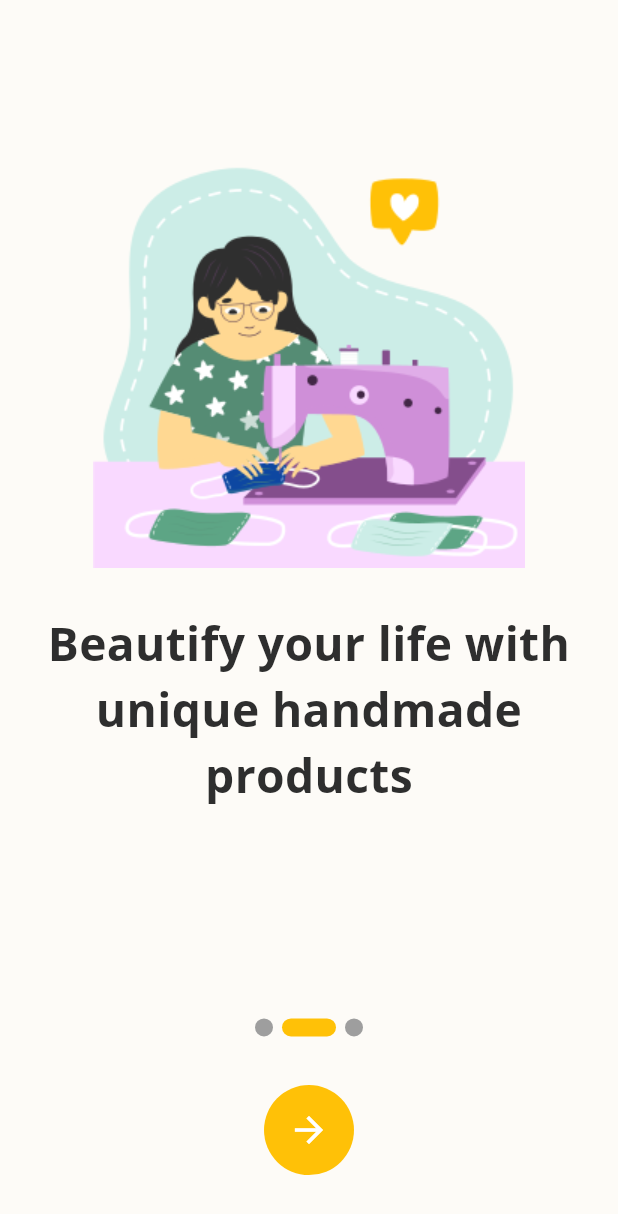
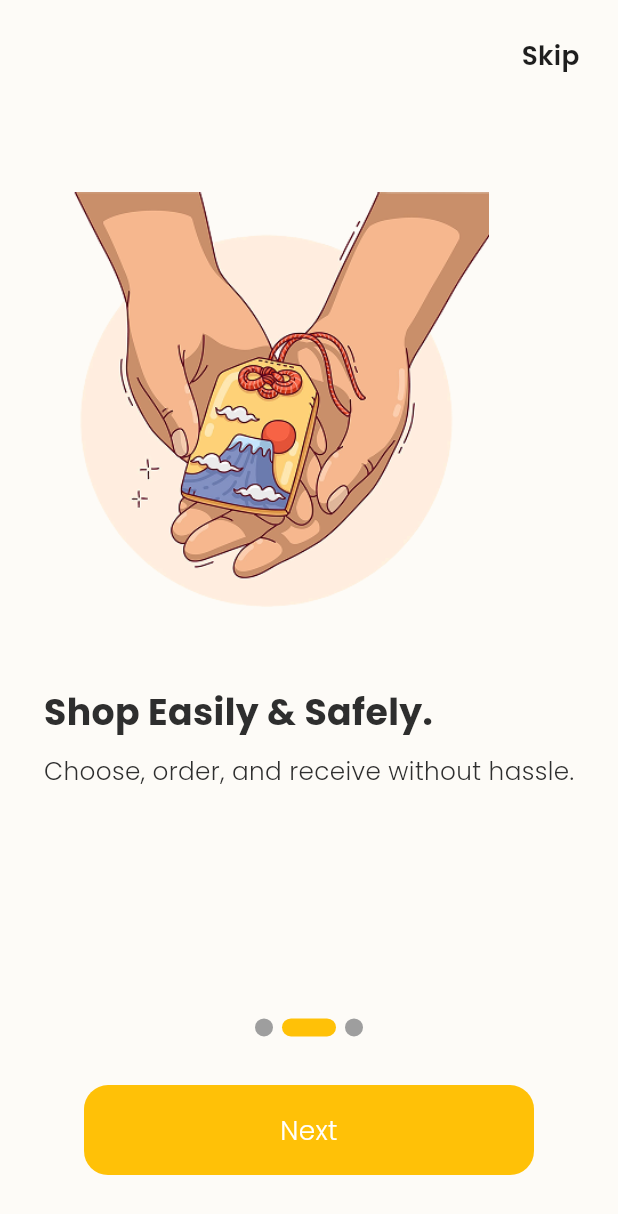
Before and after one commit to waleedadel222/Anamel, a Flutter app: the screen it shows after launch, swiped to page 2, on a phone screen of 412 x 824 dp. Shown: the top 1214 px of the screen. Run offline on Flutter 3.47's test engine with Material 3 defaults, Android fonts, the phone set to English and light mode, and no system bars; drawn by our look-alikes of smooth_page_indicator; our stand-ins replace cloud_firestore, equatable, firebase_auth, firebase_core, flutter_bloc, flutter_screenutil and 5 more; accounts and stored records are empty.

```diff
--- a/lib/core/const/app_assets_path.dart
+++ b/lib/core/const/app_assets_path.dart
@@ -11,4 +11,5 @@ class AppAssetsPath {
   static String passwordLockIcon = "assets/icons/password_ic.svg";
   static String passwordOpenEyeIcon = "assets/icons/eye_open_ic.svg";
   static String passwordCloseEyeIcon = "assets/icons/eye_close_ic.svg";
+  static String splashLogo = "assets/lotties/lottie_splash.json";
 }
--- a/lib/core/routes/app_routing.dart
+++ b/lib/core/routes/app_routing.dart
@@ -1,5 +1,5 @@
 class AppRouting {
-  static const String splash = "/splash_screen";
+  // static const String splash = "/splash_screen";
   static const String login = '/login';
   static const String register = '/register';
   static const String otpVerification = '/otp_verification';
--- a/lib/core/routes/go_router_generator.dart
+++ b/lib/core/routes/go_router_generator.dart
@@ -1,9 +1,9 @@
 import 'package:anamel/screens/auth/presentation/create_new_password.dart';
 import 'package:anamel/screens/onboarding_screen.dart';
 import 'package:anamel/screens/profile/profile_screen.dart';
-import 'package:anamel/screens/splash_screen.dart';
 import 'package:flutter/material.dart';
 import 'package:go_router/go_router.dart';
+
 import '../../screens/auth/presentation/forget_password_screen.dart';
 import '../../screens/auth/presentation/login/login_screen.dart';
 import '../../screens/auth/presentation/opt_verify.dart';
@@ -12,18 +12,19 @@ import '../../screens/settings/app_settings_screen.dart';
 import 'app_routing.dart';
 
 class GoRouterGenerator {
-  static GoRouter mainRouter = GoRouter(
-    initialLocation: AppRouting.splash,
+  static GoRouter generateRouter(String initialRoute) {
+    return GoRouter(
+      initialLocation: initialRoute,
       errorBuilder: (context, state) => Scaffold(
         body: Center(child: Text("This route doesn't exist ${state.error}")),
       ),
       routes: [
         // splash screen
-      GoRoute(
-        name: AppRouting.splash,
-        path: AppRouting.splash,
-        builder: (context, state) => const SplashScreen(),
-      ),
+        // GoRoute(
+        //   name: AppRouting.splash,
+        //   path: AppRouting.splash,
+        //   builder: (context, state) => const SplashScreen(),
+        // ),
 
         // onboarding screen
         GoRoute(
@@ -71,7 +72,7 @@ class GoRouterGenerator {
         GoRoute(
           name: AppRouting.home,
           path: AppRouting.home,
-        builder: (context, state) => const SplashScreen(),
+          builder: (context, state) => const Placeholder(),
         ),
 
         // cart
@@ -80,14 +81,14 @@ class GoRouterGenerator {
           path: AppRouting.cart,
           builder: (context, state) =>
               // CartScreen(productId: 22, productName:  state.extra as String),
-            SplashScreen(),
+              Placeholder(),
         ),
 
         // category
         GoRoute(
           name: AppRouting.categories,
           path: AppRouting.categories,
-        builder: (context, state) => const SplashScreen(),
+          builder: (context, state) => const Placeholder(),
         ),
 
         // profile
@@ -106,3 +107,4 @@ class GoRouterGenerator {
       ],
     );
   }
+}
--- a/lib/core/styling/app_fonts.dart
+++ b/lib/core/styling/app_fonts.dart
@@ -1,6 +1,8 @@
 
 class AppFonts {
   static const String primaryFont = "OpenSans";
+  static const String secondaryFont = "Poppins";
+
 
 
 }
--- a/lib/core/styling/app_styles.dart
+++ b/lib/core/styling/app_styles.dart
@@ -1,5 +1,6 @@
 import 'package:flutter/material.dart';
 import 'package:flutter_screenutil/flutter_screenutil.dart';
+import 'package:google_fonts/google_fonts.dart';
 
 import 'app_fonts.dart';
 
@@ -26,15 +27,16 @@ class AppStyles {
   //----------splash screen ----------
 
   static TextStyle logoTitleStyle = TextStyle(
-    fontFamily: AppFonts.primaryFont,
+    fontFamily: AppFonts.secondaryFont,
     fontSize: 24.sp,
     fontWeight: FontWeight.bold,
   );
   static TextStyle logoSubtitleStyle = TextStyle(
-    fontFamily: AppFonts.primaryFont,
-    fontSize: 16.sp,
-    fontWeight: FontWeight.bold,
+    fontFamily: AppFonts.secondaryFont,
+    fontSize: 15.sp,
+    fontWeight: FontWeight.w300
   );
+
 
   //-------- pin code
   static TextStyle pinCodeStyle = TextStyle(
--- a/lib/main.dart
+++ b/lib/main.dart
@@ -5,50 +5,74 @@ import 'package:flutter/material.dart';
 import 'package:flutter_bloc/flutter_bloc.dart';
 import 'package:flutter_screenutil/flutter_screenutil.dart';
 import 'package:provider/provider.dart';
+import 'package:shared_preferences/shared_preferences.dart';
+import 'package:firebase_auth/firebase_auth.dart';
+import 'package:firebase_core/firebase_core.dart';
 
 import 'core/routes/go_router_generator.dart';
 import 'core/styling/app_themes.dart';
 import 'core/styling/theme_notifier.dart';
-import 'package:firebase_core/firebase_core.dart';
 import 'firebase_options.dart';
+import 'core/routes/app_routing.dart';
 
 void main() async {
   WidgetsFlutterBinding.ensureInitialized();
   await Firebase.initializeApp(options: DefaultFirebaseOptions.currentPlatform);
 
+  final initialRoute = await _getInitialRoute();
+
   runApp(
     ChangeNotifierProvider(
       create: (_) => ThemeNotifier(),
-      child: const MyApp(),
+      child: MyApp(initialRoute: initialRoute),
     ),
   );
 }
 
+Future<String> _getInitialRoute() async {
+  SharedPreferences prefs = await SharedPreferences.getInstance();
+
+  bool isFirstTime = prefs.getBool("is_first_time") ?? true;
+
+  if (isFirstTime) {
+    prefs.setBool("is_first_time", false);
+    return AppRouting.onboarding;
+  }
+
+  final user = FirebaseAuth.instance.currentUser;
+
+  if (user != null) {
+    return AppRouting.home;
+  } else {
+    return AppRouting.login;
+  }
+}
+
 class MyApp extends StatelessWidget {
-  const MyApp({super.key});
+  final String initialRoute;
+
+  const MyApp({super.key, required this.initialRoute});
 
   @override
   Widget build(BuildContext context) {
     return MultiRepositoryProvider(
       providers: [
         BlocProvider<AuthBloc>(
-          create: (context) => AuthBloc(
+          create: (_) => AuthBloc(
             authFirebaseRepo: AuthFirebaseRepository(),
             userRepo: UserRepository(),
           ),
         ),
-        // BlocProvider<AuthBloc>(create: (context) => AuthBloc(authRepository)),
-        // BlocProvider<AuthBloc>(create: (context) => AuthBloc(authRepository)),
       ],
       child: ScreenUtilInit(
-        designSize: Size(375, 812),
-        builder: (context, child) {
+        designSize: const Size(375, 812),
+        builder: (_, __) {
           return MaterialApp.router(
-            title: "Amanel",
+            title: "Anamel",
             theme: AppThemes.lightTheme,
             darkTheme: AppThemes.darkTheme,
             themeMode: Provider.of<ThemeNotifier>(context).themeMode,
-            routerConfig: GoRouterGenerator.mainRouter,
+            routerConfig: GoRouterGenerator.generateRouter(initialRoute),
           );
         },
       ),
--- a/lib/screens/onboarding_screen.dart
+++ b/lib/screens/onboarding_screen.dart
@@ -1,10 +1,10 @@
-import 'package:anamel/core/const/app_assets_path.dart';
+import 'package:flutter/material.dart';
+import 'package:flutter_screenutil/flutter_screenutil.dart';
+import 'package:smooth_page_indicator/smooth_page_indicator.dart';
+import 'package:go_router/go_router.dart';
 import 'package:anamel/core/routes/app_routing.dart';
 import 'package:anamel/core/styling/app_styles.dart';
-import 'package:flutter/material.dart';
-import 'package:flutter_screenutil/flutter_screenutil.dart';
-import 'package:go_router/go_router.dart';
-import 'package:smooth_page_indicator/smooth_page_indicator.dart';
+import 'package:anamel/core/const/app_assets_path.dart';
 
 class OnboardingScreen extends StatefulWidget {
   const OnboardingScreen({super.key});
@@ -18,18 +18,20 @@ class _OnboardingScreenState extends State<OnboardingScreen> {
   int currentPage = 0;
 
   final onboardingItems = [
-
     {
       "image": AppAssetsPath.onboardingImage_1,
-      "title": "Welcome to Anamel"
+      "title": "Discover Unique Handmade Products.",
+      "subtitle": "Crafted with love and passion",
     },
     {
       "image": AppAssetsPath.onboardingImage_2,
-      "title": "Beautify your life with unique handmade products ",
+      "title": "Shop Easily & Safely.",
+      "subtitle": "Choose, order, and receive without hassle.",
     },
     {
       "image": AppAssetsPath.onboardingImage_3,
-      "title": "crafted with love and care, made especially for you",
+      "title": "Support Local Artisans.",
+      "subtitle": "Authentic crafts from talented creators.",
     },
   ];
 
@@ -39,7 +41,9 @@ class _OnboardingScreenState extends State<OnboardingScreen> {
 
     return Scaffold(
       body: SafeArea(
-        child: Column(
+        child: Stack(
+          children: [
+            Column(
               children: [
                 // PageView
                 Expanded(
@@ -53,28 +57,33 @@ class _OnboardingScreenState extends State<OnboardingScreen> {
                       final item = onboardingItems[index];
 
                       return Center(
+                        child: Padding(
+                          padding: const EdgeInsets.symmetric(horizontal: 20.0),
                           child: Column(
                             mainAxisAlignment: MainAxisAlignment.center,
+                            crossAxisAlignment: CrossAxisAlignment.start,
                             children: [
-                        Image.asset(item["image"]!, height: 290.h),
-                        // SvgPicture.asset(
-                        //   item["image"]!,
-                        //   height: 250.h,
-                        //   width: 300.w,
-                        // ),
-
+                              Image.asset(
+                                item["image"]!,
+                                height: 300.h,
+                                fit: BoxFit.contain,
+                              ),
                               SizedBox(height: 24.h),
-
                               Text(
-                          textAlign: TextAlign.center,
                                 item["title"]!,
+                                textAlign: TextAlign.left,
                                 style: AppStyles.logoTitleStyle.copyWith(
-                            fontSize: 28.sp,
+                                  fontSize: 22.sp,
                                 ),
                               ),
-
-                        SizedBox(height: 28.h),
+                              SizedBox(height: 10.h),
+                              Text(
+                                item["subtitle"]!,
+                                textAlign: TextAlign.left,
+                                style: AppStyles.logoSubtitleStyle,
+                              ),
                             ],
+                          ),
                         ),
                       );
                     },
@@ -98,7 +107,7 @@ class _OnboardingScreenState extends State<OnboardingScreen> {
 
                 SizedBox(height: 32.h),
 
-            // Circular Button with Arrow / Check
+                // Next / Start Button
                 GestureDetector(
                   onTap: () {
                     if (!isLast) {
@@ -107,22 +116,26 @@ class _OnboardingScreenState extends State<OnboardingScreen> {
                         curve: Curves.easeOut,
                       );
                     } else {
-                  // go to login screen
                       GoRouter.of(context).pushReplacement(AppRouting.login);
                     }
                   },
                   child: AnimatedContainer(
+                    padding: EdgeInsets.all(10),
                     duration: Duration(milliseconds: 300),
                     height: 60,
-                width: 60,
+                    width: 300,
                     decoration: BoxDecoration(
                       color: Theme.of(context).colorScheme.primary,
-                  shape: BoxShape.circle,
+                      borderRadius: BorderRadius.circular(16),
                     ),
-                child: Icon(
-                  isLast ? Icons.check : Icons.arrow_forward,
-                  size: 28,
+                    alignment: Alignment.center,
+                    child: Text(
+                      isLast ? "Start" : "Next",
+                      style: AppStyles.logoSubtitleStyle.copyWith(
+                        fontSize: 16.sp,
                         color: Colors.white,
+                      ),
+                      textAlign: TextAlign.center,
                     ),
                   ),
                 ),
@@ -130,6 +143,34 @@ class _OnboardingScreenState extends State<OnboardingScreen> {
                 SizedBox(height: 40.h),
               ],
             ),
+
+            //  Skip button
+            Positioned(
+              top: 16.h,
+              right: 16.w,
+              child: IgnorePointer(
+                ignoring: false,
+                child: GestureDetector(
+                  onTap: () {
+                    GoRouter.of(context).pushReplacement(AppRouting.login);
+                  },
+                  child: Container(
+                    color: Colors.transparent,
+                    padding: EdgeInsets.all(8),
+                    child: Text(
+                      "Skip",
+                      style: AppStyles.logoSubtitleStyle.copyWith(
+                        fontSize: 16.sp,
+                        fontWeight: FontWeight.w600,
+                        color: Theme.of(context).colorScheme.onSurface,
+                      ),
+                    ),
+                  ),
+                ),
+              ),
+            ),
+          ],
+        ),
       ),
     );
   }
```
Also changed, not shown: assets/lotties/Scene-1.json (added, +1 -0 lines), assets/lotties/lottie_splash.json (added, +1 -0 lines), lib/screens/splash_screen.dart (+94 -72 lines), pubspec.yaml (+10 -0 lines), assets/images/logo.gif (added), assets/images/onboarding_1.png, assets/images/onboarding_2.png, assets/images/onboarding_3.png, assets/images/svg_logo.svg, pubspec.lock, 9 other files. Lines whose indentation alone changed are shown as unchanged.
